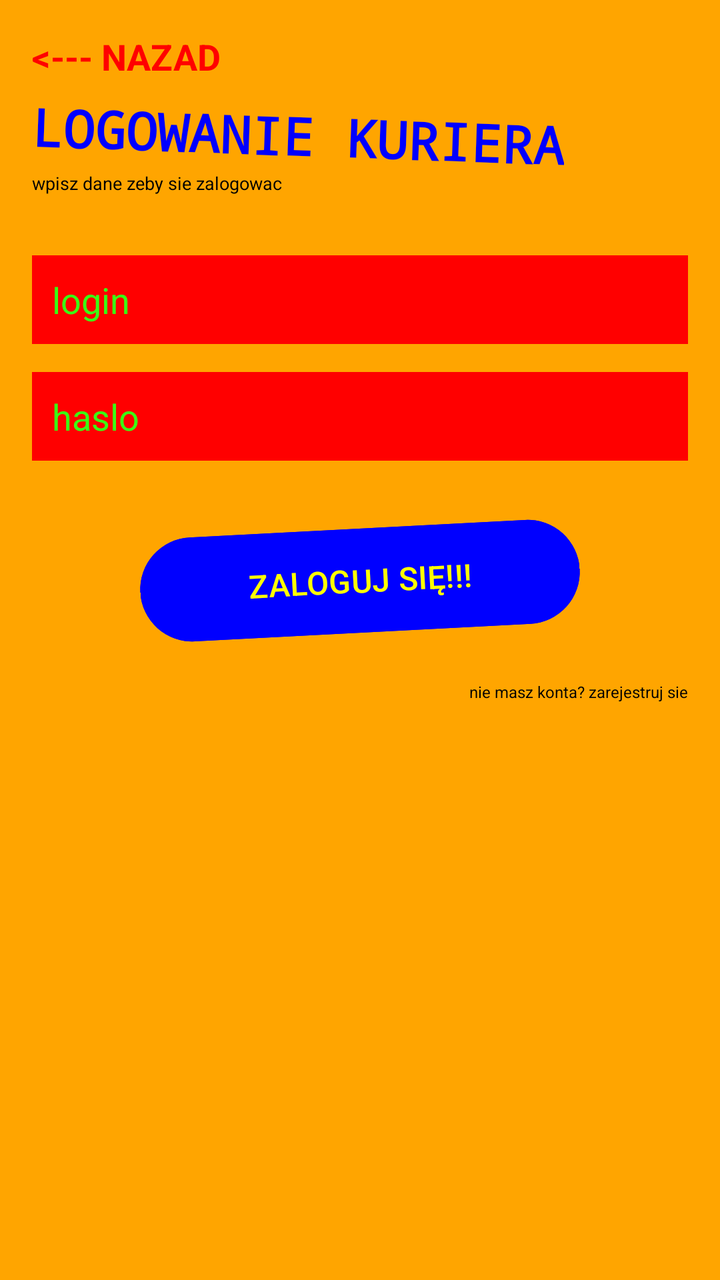
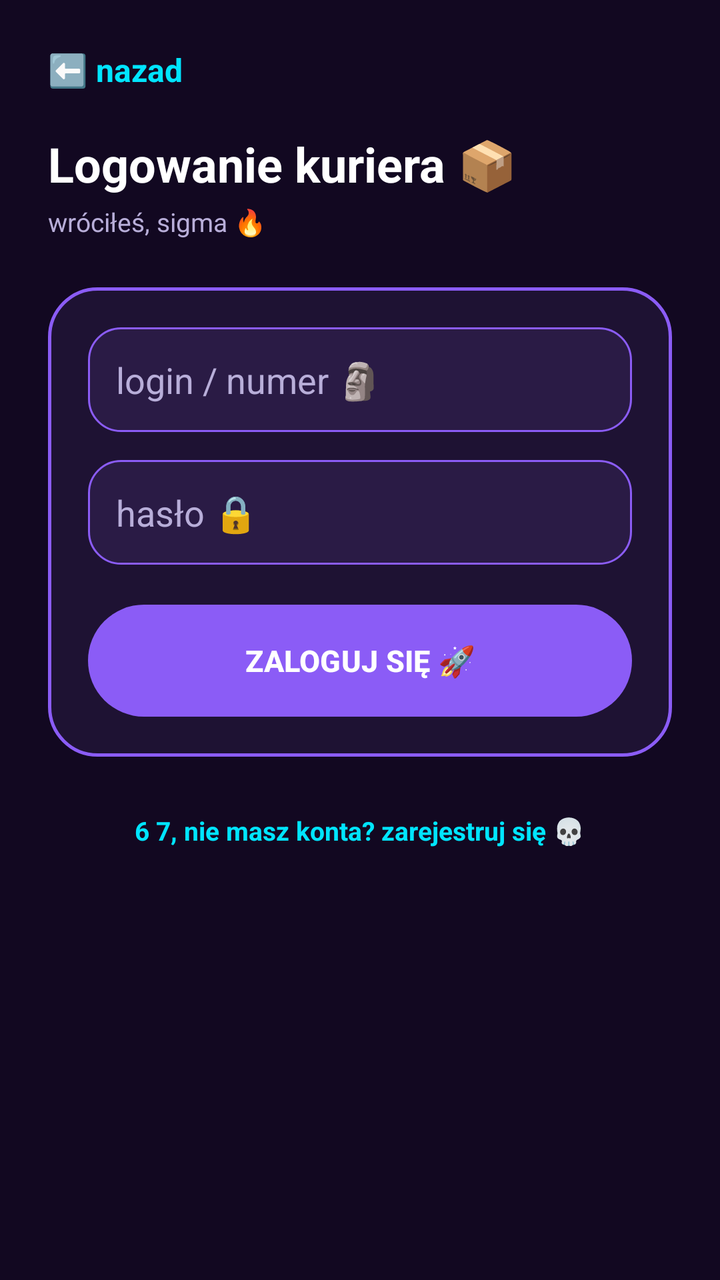

Two renders of the same Android screen: before a commit and after it. Below are the layout's source before the change and the commit's diff.
<!-- AndroidManifest.xml: application theme Theme.DemoEmptyActivity -->
<!-- res/layout/activity_login_courier.xml -->
<?xml version="1.0" encoding="utf-8"?>
<LinearLayout xmlns:android="http://schemas.android.com/apk/res/android"
        xmlns:tools="http://schemas.android.com/tools"
        android:id="@+id/main"
        android:layout_width="match_parent"
        android:layout_height="match_parent"
        android:orientation="vertical"
        android:padding="16dp"
        android:background="@color/orange"
        tools:context=".LoginCourierActivity">

    <TextView
            android:id="@+id/btnBack"
            android:layout_width="wrap_content"
            android:layout_height="wrap_content"
            android:text="&lt;--- NAZAD"
            android:textColor="@color/bright_red"
            android:textSize="18sp"
            android:textStyle="bold"
            android:clickable="true"
            android:focusable="true" />

    <TextView
            android:id="@+id/tvTitle"
            android:layout_width="wrap_content"
            android:layout_height="wrap_content"
            android:text="LOGOWANIE KURIERA"
            android:textSize="26sp"
            android:textStyle="bold"
            android:fontFamily="monospace"
            android:textColor="@color/bright_blue"
            android:rotation="2"
            android:layout_marginTop="10dp" />

    <TextView
            android:id="@+id/tvSubtitle"
            android:layout_width="wrap_content"
            android:layout_height="wrap_content"
            android:text="wpisz dane zeby sie zalogowac"
            android:textSize="9sp"
            android:textColor="@color/black"
            android:layout_marginBottom="30dp" />

    <EditText
            android:id="@+id/etLogin"
            android:layout_width="match_parent"
            android:layout_height="wrap_content"
            android:hint="login"
            android:inputType="text"
            android:textColor="@color/neon_green"
            android:textColorHint="@color/neon_green"
            android:background="@color/bright_red"
            android:padding="10dp"
            android:layout_marginBottom="14dp" />

    <EditText
            android:id="@+id/etPassword"
            android:layout_width="match_parent"
            android:layout_height="wrap_content"
            android:hint="haslo"
            android:inputType="textPassword"
            android:textColor="@color/neon_green"
            android:textColorHint="@color/neon_green"
            android:background="@color/bright_red"
            android:padding="10dp"
            android:layout_marginBottom="30dp" />

    <Button
            android:id="@+id/btnSubmit"
            android:layout_width="220dp"
            android:layout_height="60dp"
            android:layout_gravity="center"
            android:text="ZALOGUJ SIĘ!!!"
            android:textSize="16sp"
            android:textColor="@color/bright_yellow"
            android:backgroundTint="@color/bright_blue"
            android:rotation="-3"
            android:layout_marginBottom="20dp" />

    <TextView
            android:id="@+id/tvGoRegister"
            android:layout_width="wrap_content"
            android:layout_height="wrap_content"
            android:layout_gravity="end"
            android:text="nie masz konta? zarejestruj sie"
            android:textColor="@color/black"
            android:textSize="8sp"
            android:clickable="true"
            android:focusable="true" />

</LinearLayout>
<!-- resources referenced by this layout -->
<resources>
  <color name="black">#FF000000</color>
  <color name="bright_blue">#0000FF</color>
  <color name="bright_red">#FF0000</color>
  <color name="bright_yellow">#FFFF00</color>
  <color name="neon_green">#39FF14</color>
  <color name="orange">#FFA500</color>
  <style name="Theme.DemoEmptyActivity" parent="Base.Theme.DemoEmptyActivity" />
  <style name="Base.Theme.DemoEmptyActivity" parent="Theme.Material3.DayNight.NoActionBar">
          <item name="colorPrimary">@color/bright_red</item>
          <item name="android:windowBackground">@color/neon_green</item>
      </style>
</resources>

<!-- the commit's change to res/layout/activity_login_courier.xml (unified diff, before → after) -->
@@ -5,87 +5,109 @@
         android:layout_width="match_parent"
         android:layout_height="match_parent"
         android:orientation="vertical"
-        android:padding="16dp"
-        android:background="@color/orange"
+        android:background="@color/bg_dark"
         tools:context=".LoginCourierActivity">
 
-    <TextView
-            android:id="@+id/btnBack"
-            android:layout_width="wrap_content"
-            android:layout_height="wrap_content"
-            android:text="&lt;--- NAZAD"
-            android:textColor="@color/bright_red"
-            android:textSize="18sp"
-            android:textStyle="bold"
-            android:clickable="true"
-            android:focusable="true" />
+    <ScrollView
+            android:layout_width="match_parent"
+            android:layout_height="match_parent">
 
-    <TextView
-            android:id="@+id/tvTitle"
-            android:layout_width="wrap_content"
-            android:layout_height="wrap_content"
-            android:text="LOGOWANIE KURIERA"
-            android:textSize="26sp"
-            android:textStyle="bold"
-            android:fontFamily="monospace"
-            android:textColor="@color/bright_blue"
-            android:rotation="2"
-            android:layout_marginTop="10dp" />
+        <LinearLayout
+                android:layout_width="match_parent"
+                android:layout_height="wrap_content"
+                android:orientation="vertical"
+                android:padding="24dp">
 
-    <TextView
-            android:id="@+id/tvSubtitle"
-            android:layout_width="wrap_content"
-            android:layout_height="wrap_content"
-            android:text="wpisz dane zeby sie zalogowac"
-            android:textSize="9sp"
-            android:textColor="@color/black"
-            android:layout_marginBottom="30dp" />
+            <TextView
+                    android:id="@+id/btnBack"
+                    android:layout_width="wrap_content"
+                    android:layout_height="wrap_content"
+                    android:text="⬅️ nazad"
+                    android:textColor="@color/neon_cyan"
+                    android:textSize="16sp"
+                    android:textStyle="bold"
+                    android:clickable="true"
+                    android:focusable="true"
+                    android:layout_marginBottom="20dp" />
 
-    <EditText
-            android:id="@+id/etLogin"
-            android:layout_width="match_parent"
-            android:layout_height="wrap_content"
-            android:hint="login"
-            android:inputType="text"
-            android:textColor="@color/neon_green"
-            android:textColorHint="@color/neon_green"
-            android:background="@color/bright_red"
-            android:padding="10dp"
-            android:layout_marginBottom="14dp" />
+            <TextView
+                    android:id="@+id/tvTitle"
+                    android:layout_width="wrap_content"
+                    android:layout_height="wrap_content"
+                    android:text="Logowanie kuriera 📦"
+                    android:textSize="24sp"
+                    android:textStyle="bold"
+                    android:textColor="@color/text_light"
+                    android:layout_marginBottom="4dp" />
 
-    <EditText
-            android:id="@+id/etPassword"
-            android:layout_width="match_parent"
-            android:layout_height="wrap_content"
-            android:hint="haslo"
-            android:inputType="textPassword"
-            android:textColor="@color/neon_green"
-            android:textColorHint="@color/neon_green"
-            android:background="@color/bright_red"
-            android:padding="10dp"
-            android:layout_marginBottom="30dp" />
+            <TextView
+                    android:id="@+id/tvSubtitle"
+                    android:layout_width="wrap_content"
+                    android:layout_height="wrap_content"
+                    android:text="wróciłeś, sigma 🔥"
+                    android:textSize="13sp"
+                    android:textColor="@color/text_muted_light"
+                    android:layout_marginBottom="24dp" />
 
-    <Button
-            android:id="@+id/btnSubmit"
-            android:layout_width="220dp"
-            android:layout_height="60dp"
-            android:layout_gravity="center"
-            android:text="ZALOGUJ SIĘ!!!"
-            android:textSize="16sp"
-            android:textColor="@color/bright_yellow"
-            android:backgroundTint="@color/bright_blue"
-            android:rotation="-3"
-            android:layout_marginBottom="20dp" />
+            <LinearLayout
+                    android:layout_width="match_parent"
+                    android:layout_height="wrap_content"
+                    android:orientation="vertical"
+                    android:background="@drawable/card_glow"
+                    android:padding="20dp">
 
-    <TextView
-            android:id="@+id/tvGoRegister"
-            android:layout_width="wrap_content"
-            android:layout_height="wrap_content"
-            android:layout_gravity="end"
-            android:text="nie masz konta? zarejestruj sie"
-            android:textColor="@color/black"
-            android:textSize="8sp"
-            android:clickable="true"
-            android:focusable="true" />
+                <EditText
+                        android:id="@+id/etLogin"
+                        android:layout_width="match_parent"
+                        android:layout_height="wrap_content"
+                        android:hint="login / numer 🗿"
+                        android:inputType="text"
+                        android:background="@drawable/field_bg"
+                        android:textColor="@color/text_light"
+                        android:textColorHint="@color/text_muted_light"
+                        android:padding="14dp"
+                        android:layout_marginBottom="14dp" />
+
+                <EditText
+                        android:id="@+id/etPassword"
+                        android:layout_width="match_parent"
+                        android:layout_height="wrap_content"
+                        android:hint="hasło 🔒"
+                        android:inputType="textPassword"
+                        android:background="@drawable/field_bg"
+                        android:textColor="@color/text_light"
+                        android:textColorHint="@color/text_muted_light"
+                        android:padding="14dp"
+                        android:layout_marginBottom="20dp" />
+
+                <Button
+                        android:id="@+id/btnSubmit"
+                        android:layout_width="match_parent"
+                        android:layout_height="56dp"
+                        android:background="@drawable/gradient_button"
+                        android:text="ZALOGUJ SIĘ 🚀"
+                        android:textColor="@color/white"
+                        android:textSize="15sp"
+                        android:textStyle="bold"
+                        android:textAllCaps="false" />
+
+            </LinearLayout>
+
+            <TextView
+                    android:id="@+id/tvGoRegister"
+                    android:layout_width="wrap_content"
+                    android:layout_height="wrap_content"
+                    android:layout_gravity="center_horizontal"
+                    android:text="6 7, nie masz konta? zarejestruj się 💀"
+                    android:textColor="@color/neon_cyan"
+                    android:textSize="13sp"
+                    android:textStyle="bold"
+                    android:clickable="true"
+                    android:focusable="true"
+                    android:padding="12dp"
+                    android:layout_marginTop="16dp" />
+
+        </LinearLayout>
+    </ScrollView>
 
 </LinearLayout>
<!-- resource entries referenced after the edit -->
@@ -1,15 +1,40 @@
 <!-- resources referenced by this layout -->
 <resources>
-  <color name="black">#FF000000</color>
-  <color name="bright_blue">#0000FF</color>
-  <color name="bright_red">#FF0000</color>
-  <color name="bright_yellow">#FFFF00</color>
-  <color name="neon_green">#39FF14</color>
-  <color name="orange">#FFA500</color>
+  <color name="bg_dark">#120821</color>
+  <color name="neon_cyan">#00E5FF</color>
+  <color name="text_light">#FFFFFF</color>
+  <color name="text_muted_light">#B8AED9</color>
+  <color name="white">#FFFFFFFF</color>
+  <!-- drawable card_glow (drawable) -->
+  <shape xmlns:android="http://schemas.android.com/apk/res/android">
+      <corners android:radius="24dp"/>
+      <solid android:color="@color/surface_dark"/>
+      <stroke android:width="1.5dp" android:color="@color/neon_purple"/>
+  </shape>
+  <!-- drawable field_bg (drawable) -->
+  <shape xmlns:android="http://schemas.android.com/apk/res/android">
+      <corners android:radius="16dp"/>
+      <solid android:color="@color/field_dark"/>
+      <stroke android:width="1dp" android:color="@color/neon_purple"/>
+  </shape>
+  <!-- drawable gradient_button (drawable) -->
+  <shape xmlns:android="http://schemas.android.com/apk/res/android">
+      <corners android:radius="28dp"/>
+      <gradient
+          android:type="linear"
+          android:angle="0"
+          android:startColor="@color/neon_pink"
+          android:centerColor="@color/neon_purple"
+          android:endColor="@color/neon_cyan"/>
+  </shape>
   <style name="Theme.DemoEmptyActivity" parent="Base.Theme.DemoEmptyActivity" />
+  <color name="surface_dark">#1E1233</color>
+  <color name="neon_purple">#8B5CF6</color>
+  <color name="field_dark">#2A1B45</color>
+  <color name="neon_pink">#FF2DAF</color>
   <style name="Base.Theme.DemoEmptyActivity" parent="Theme.Material3.DayNight.NoActionBar">
-          <item name="colorPrimary">@color/bright_red</item>
-          <item name="android:windowBackground">@color/neon_green</item>
+          <item name="colorPrimary">@color/neon_purple</item>
+          <item name="android:windowBackground">@color/bg_dark</item>
       </style>
 </resources>
 
